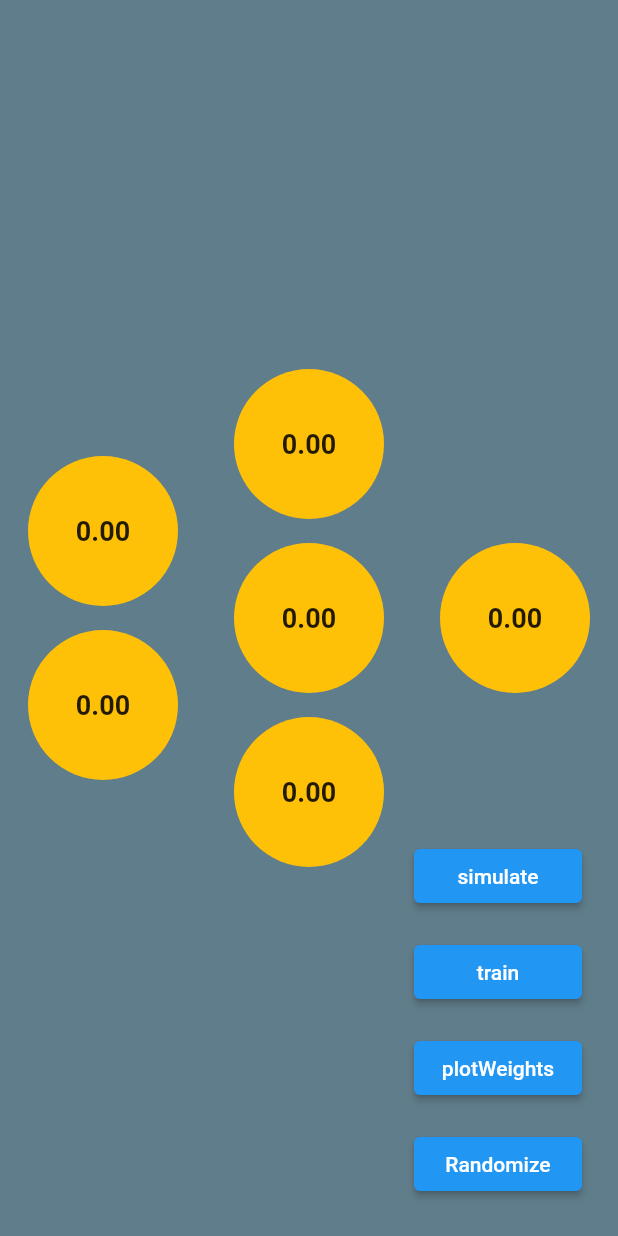
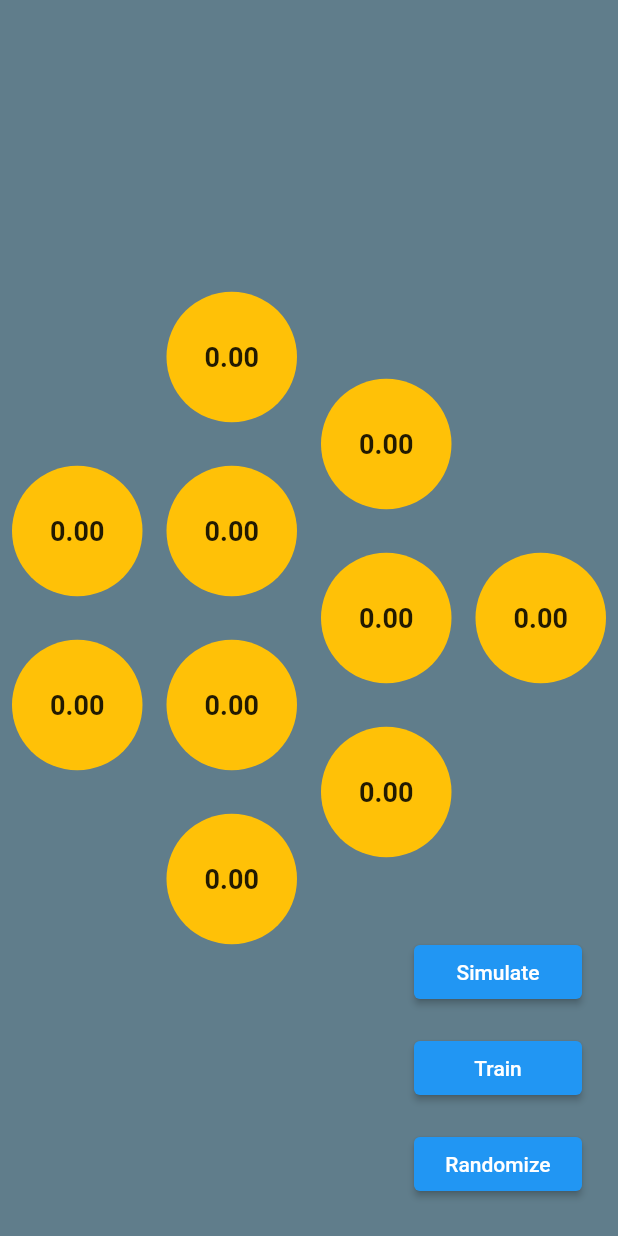
Before and after one commit to Smeetsv10/FlutterML, a Flutter app: the screen it shows after launch, on a phone screen of 412 x 824 dp. Run offline on Flutter 3.47's test engine with Material 2 defaults, Android fonts, the phone set to English and light mode, and no system bars; missing offline and left inert: ml_linalg.

Commit message:
with a cool for loop now

```diff
--- a/neural_network/lib/main.dart
+++ b/neural_network/lib/main.dart
@@ -3,13 +3,9 @@ import 'package:neural_network/classes/NeuralNetwork.dart';
 import 'package:neural_network/widgets/NeuralNetworkWidget.dart';
 import 'package:provider/provider.dart';
 
-void main() {
-  runApp(const MainApp());
-}
-
 // -----------------------------------------------------------------------------
-// Classes
-// ------------------------------------------------------------- ----------------
+// Inputs & Outputs
+// -----------------------------------------------------------------------------
 List<List<double>> trainInputs = [
   [0, 0],
   [1, 0],
@@ -22,23 +18,23 @@ List<List<double>> trainOutputs = [
   [1],
   [0],
 ];
-// List<List<double>> trainInputs = [
-//   [1, 0],
-// ];
-// List<List<double>> trainOutputs = [
-//   [1],
-// ];
 
-// -----------------------------------------------------------------------------
-// Widgets
-// -----------------------------------------------------------------------------
+List<int> layers = [2, 4, 3, 1];
+
+void main() {
+  runApp(const MainApp());
+}
+
 class MainApp extends StatelessWidget {
   const MainApp({super.key});
 
   @override
   Widget build(BuildContext context) {
     return ChangeNotifierProvider(
-        create: (_) => NeuralNetwork([2, 3, 1]),
-        child: const MaterialApp(home: NeuralNetworkWidget()));
+        create: (_) => NeuralNetwork(layers),
+        child: const MaterialApp(
+          home: NeuralNetworkWidget(),
+          debugShowCheckedModeBanner: false,
+        ));
   }
 }
--- a/neural_network/lib/widgets/NeuralNetworkWidget.dart
+++ b/neural_network/lib/widgets/NeuralNetworkWidget.dart
@@ -32,22 +32,17 @@ class _NeuralNetworkWidgetState extends State<NeuralNetworkWidget> {
 
     return Scaffold(
       backgroundColor: Colors.blueGrey,
-      body: neuralNetwork.isTraining
-          ? Stack(
-              children: [
-                const AlertDialog(
-                  content: LinearProgressIndicator(
-                    valueColor: AlwaysStoppedAnimation<Color>(Colors.red),
-                  ),
-                ),
-                Row(
-                  children: widgetList,
-                ),
-              ],
-            )
-          : Row(
-              children: widgetList,
+      body: Stack(
+        children: [
+          Row(children: widgetList),
+          Visibility(
+            visible: neuralNetwork.isTraining,
+            child: const AlertDialog(
+              content: Text('Updating weights and biases...'),
             ),
+          )
+        ],
+      ),
       floatingActionButton: Column(
         mainAxisAlignment: MainAxisAlignment.end,
         children: [
@@ -57,7 +52,7 @@ class _NeuralNetworkWidgetState extends State<NeuralNetworkWidget> {
                 child: Container(
                   width: 80,
                   alignment: Alignment.center,
-                  child: Text('simulate'),
+                  child: Text('Simulate'),
                 ),
                 onPressed: () {
                   List<double> input = trainInputs[inputNr];
@@ -75,29 +70,29 @@ class _NeuralNetworkWidgetState extends State<NeuralNetworkWidget> {
                 child: Container(
                   width: 80,
                   alignment: Alignment.center,
-                  child: Text('train'),
+                  child: Text('Train'),
                 ),
                 onPressed: () async {
                   neuralNetwork.train(trainInputs, trainOutputs);
                 }),
           ),
-          Padding(
-            padding: const EdgeInsets.all(8.0),
-            child: ElevatedButton(
-                child: Container(
-                  width: 80,
-                  alignment: Alignment.center,
-                  child: Text('plotWeights'),
-                ),
-                onPressed: () {
-                  for (var layer in neuralNetwork.layers.sublist(1)) {
-                    print('Layer: ${layer.layerNr}');
-                    print('Weights: ${layer.weights}');
-                    print('Biases: ${layer.biases}\n');
-                    print('\n');
-                  }
-                }),
-          ),
+          // Padding(
+          //   padding: const EdgeInsets.all(8.0),
+          //   child: ElevatedButton(
+          //       child: Container(
+          //         width: 80,
+          //         alignment: Alignment.center,
+          //         child: Text('plotWeights'),
+          //       ),
+          //       onPressed: () {
+          //         for (var layer in neuralNetwork.layers.sublist(1)) {
+          //           print('Layer: ${layer.layerNr}');
+          //           print('Weights: ${layer.weights}');
+          //           print('Biases: ${layer.biases}\n');
+          //           print('\n');
+          //         }
+          //       }),
+          // ),
           Padding(
             padding: const EdgeInsets.all(8.0),
             child: ElevatedButton(
```
Also changed, not shown: neural_network/lib/classes/NeuralNetwork.dart (+52 -46 lines).
